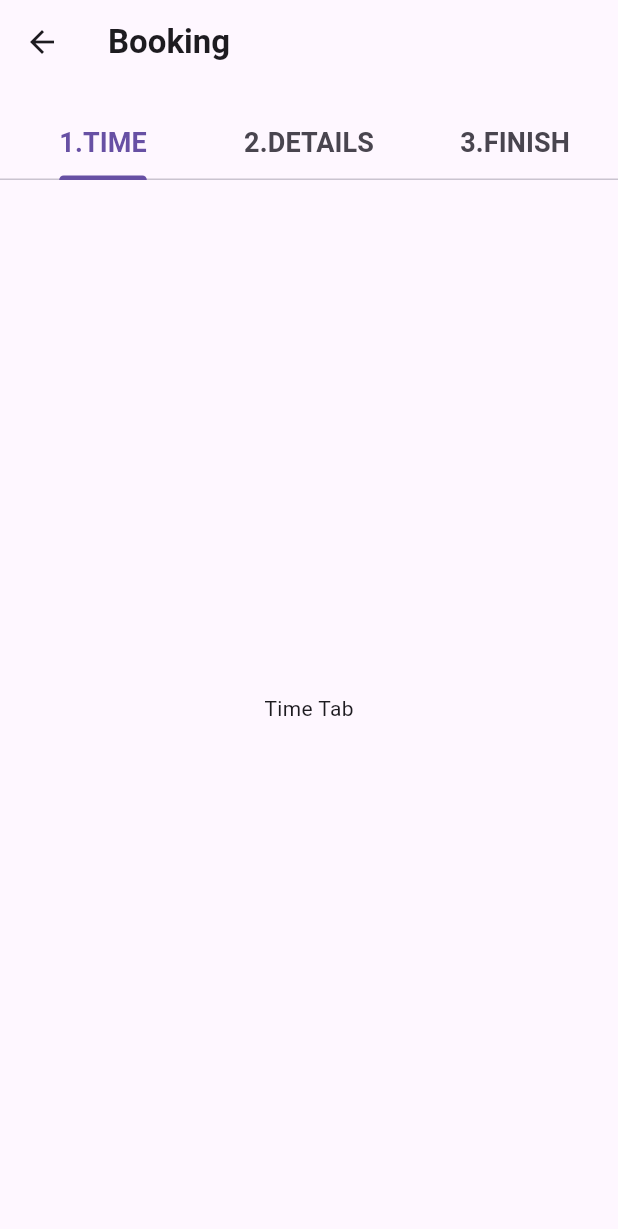
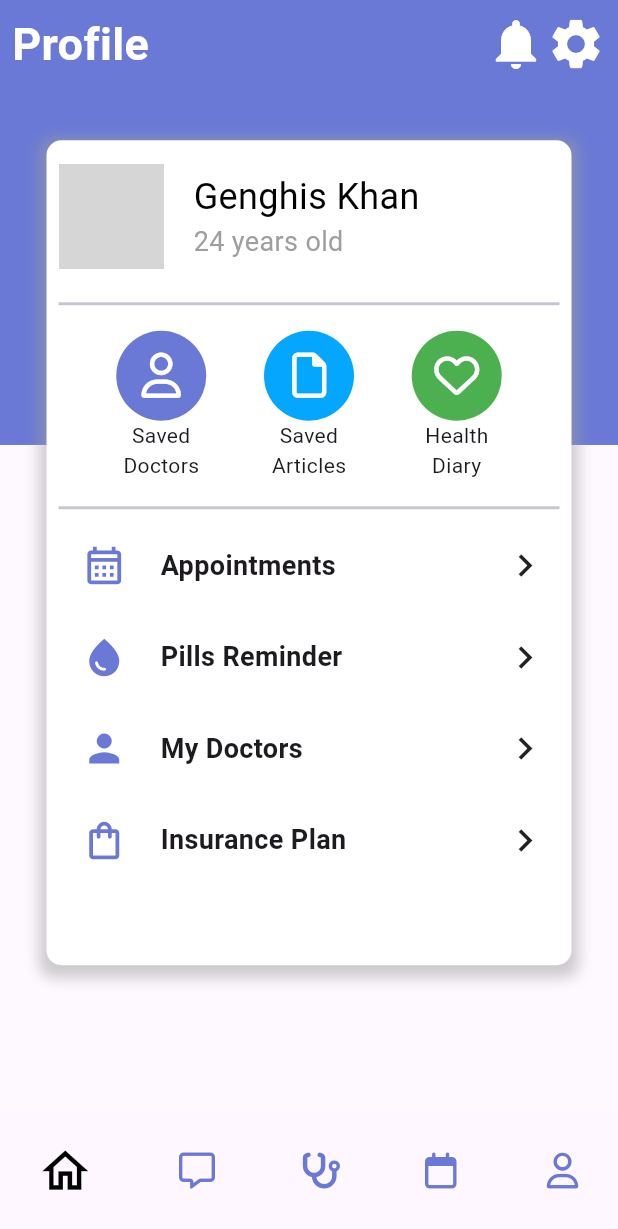
Before and after one commit to Kanishka714/my-digital-clinic-, a Flutter app: the screen it shows after launch, on a phone screen of 412 x 824 dp. Shown: the top 1229 px of the screen. Run offline on Flutter 3.47's test engine with Material 3 defaults, Android fonts, the light colour scheme and no system bars; drawn by our look-alikes of google_nav_bar; our stand-ins replace calendar_date_picker2, font_awesome_flutter; network calls fail; grey boxes are pictures that could not be loaded.

Commit message:
profile page

```diff
--- /dev/null
+++ b/lib/Content/profile.dart
@@ -0,0 +1,308 @@
+import 'package:digital_clinic_final/Reusables/bottom_navbar.dart';
+import 'package:flutter/material.dart';
+import 'package:font_awesome_flutter/font_awesome_flutter.dart';
+
+class Profile extends StatelessWidget {
+  const Profile({Key? key}) : super(key: key);
+
+  @override
+  Widget build(BuildContext context) {
+    final height = MediaQuery.of(context).size.height;
+    final width = MediaQuery.of(context).size.width;
+
+    // Available height after removing bottom navigation bar height
+    final availableHeight = height * 0.9;
+
+    return Scaffold(
+      body: Stack(
+        children: [
+          Column(
+            children: [
+              Container(
+                height: availableHeight * 0.4, // Adjusted height for top container
+                decoration: BoxDecoration(
+                  color: Color.fromRGBO(106, 121, 213, 1.0),
+                ),
+                child: SafeArea(
+                  child: Padding(
+                    padding: const EdgeInsets.all(8.0),
+                    child: Column(
+                      children: [
+                        Row(
+                          mainAxisAlignment: MainAxisAlignment.spaceBetween,
+                          children: [
+                            Text(
+                              "Profile",
+                              style: TextStyle(
+                                color: Colors.white,
+                                fontWeight: FontWeight.bold,
+                                fontSize: 30,
+                              ),
+                            ),
+                            Row(
+                              children: [
+                                Icon(
+                                  Icons.notifications,
+                                  size: 40,
+                                  color: Colors.white,
+                                ),
+                                Icon(
+                                  Icons.settings,
+                                  size: 40,
+                                  color: Colors.white,
+                                ),
+                              ],
+                            ),
+                          ],
+                        ),
+                      ],
+                    ),
+                  ),
+                ),
+              ),
+              Container(
+                height: availableHeight * 0.6, // Adjusted height for bottom container
+                decoration: BoxDecoration(
+                  color: Colors.white12,
+                ),
+              ),
+            ],
+          ),
+          Align(
+            alignment: Alignment.center, // Center the container
+            child: Container(
+              height: 550, // Adjusted height
+              width: 350,
+              decoration: BoxDecoration(
+                color: Colors.white,
+                borderRadius: BorderRadius.circular(10),
+                boxShadow: [
+                  BoxShadow(
+                    color: Colors.grey.withOpacity(0.5),
+                    spreadRadius: 5,
+                    blurRadius: 7,
+                    offset: Offset(0, 3), // changes position of shadow
+                  ),
+                ],
+              ),
+              child: Padding(
+                padding: const EdgeInsets.all(8.0),
+                child: Column(
+                  crossAxisAlignment: CrossAxisAlignment.center,
+                  children: [
+                    Padding(
+                      padding: const EdgeInsets.only(top: 8.0),
+                      child: Container(
+                        child: Row(
+                          children: [
+                            Container(
+                              height: 70,
+                              width: 70,
+                              decoration: BoxDecoration(
+                                shape: BoxShape.circle,
+                                image: DecorationImage(
+                                  fit: BoxFit.cover,
+                                  image: NetworkImage(
+                                    "https://cdn.britannica.com/95/159895-050-AB367B08/Detail-statue-Genghis-Khan-Mongolia-Ulaanbaatar.jpg",
+                                  ),
+                                ),
+                              ),
+                            ),
+                            SizedBox(width: 20,),
+                            Column(
+                              crossAxisAlignment: CrossAxisAlignment.start,
+                              children: [
+                                Text("Genghis Khan",style: TextStyle(color: Colors.black, fontSize: 24,),),
+                                Text("24 years old",style: TextStyle(color: Colors.grey, fontSize: 18,),),
+                              ],
+                            ),
+                          ],
+                        ),
+                      ),
+                    ),
+                    SizedBox(height: 15,),
+                    Divider(thickness: 2),
+
+                    SizedBox(height: 10,),
+                    Row(
+                      mainAxisAlignment: MainAxisAlignment.spaceEvenly,
+                      children: [
+                        //first row first container
+                        Column(
+                          children: [
+                            Container(
+                              height: 60,
+                              width: 60,
+                              decoration: BoxDecoration(
+                                borderRadius: BorderRadius.circular(50),
+                                color: Color.fromRGBO(106, 121, 213, 1.0),
+                              ),
+                              child: Column(
+                                mainAxisAlignment: MainAxisAlignment.center,
+                                children: [
+                                  FaIcon(FontAwesomeIcons.user, color: Colors.white, size: 30,),
+                                ],
+                              ),
+                            ),
+                            Text("Saved\nDoctors",textAlign: TextAlign.center,),
+                          ],
+                        ),
+
+                        //first row second container
+                        Column(
+                          children: [
+                            Container(
+                              height: 60,
+                              width: 60,
+                              decoration: BoxDecoration(
+                                color: Color.fromRGBO(5, 166, 254, 1.0),
+                                borderRadius: BorderRadius.circular(50),
+                              ),
+                              child: Column(
+                                mainAxisAlignment: MainAxisAlignment.center,
+                                children: [
+                                  FaIcon(FontAwesomeIcons.file, color: Colors.white, size: 30,),
+                                ],
+                              ),
+                            ),
+                            Text("Saved\nArticles",textAlign: TextAlign.center,),
+                          ],
+                        ),
+
+                        //first row third container
+                        Column(
+                          children: [
+                            Container(
+                              height: 60,
+                              width: 60,
+                              decoration: BoxDecoration(
+                                color: Colors.green,
+                                borderRadius: BorderRadius.circular(50),
+                              ),
+                              child: Column(
+                                mainAxisAlignment: MainAxisAlignment.center,
+                                children: [
+                                  FaIcon(FontAwesomeIcons.heart, color: Colors.white, size: 30,),
+                                ],
+                              ),
+                            ),
+                            Text("Health\nDiary",textAlign: TextAlign.center,),
+                          ],
+                        ),
+                      ],
+                    ),
+                    SizedBox(height: 10,),
+                    Divider(thickness: 2),
+
+                    //Rows
+                    Padding(
+                      padding: const EdgeInsets.all(8.0),
+                      child: Container(
+                        child:Row(
+                          mainAxisAlignment: MainAxisAlignment.spaceBetween,
+                          children: [
+                            Container(
+                              child: Row(
+                                children: [
+                                  Container(
+                                    height: 45,
+                                    width: 45,
+                                    child: Icon(Icons.calendar_month_outlined,size: 30,color: Color.fromRGBO(106, 121, 213, 1.0),),
+                                    color: Colors.white30,
+                                  ),
+                                  SizedBox(width: 15,),
+                                  Text("Appointments",style: TextStyle(fontSize: 18, fontWeight: FontWeight.bold),),
+                                ],
+                              ),
+                            ),
+                            Icon(Icons.navigate_next,size: 30,),
+                          ],
+                        ),
+                      ),
+                    ),
+                    Padding(
+                      padding: const EdgeInsets.all(8.0),
+                      child: Container(
+                        child:Row(
+                          mainAxisAlignment: MainAxisAlignment.spaceBetween,
+                          children: [
+                            Container(
+                              child: Row(
+                                children: [
+                                  Container(
+                                    height: 45,
+                                    width: 45,
+                                    child: Icon(Icons.water_drop,size: 30,color: Color.fromRGBO(106, 121, 213, 1.0),),
+                                    color: Colors.white30,
+                                  ),
+                                  SizedBox(width: 15,),
+                                  Text("Pills Reminder",style: TextStyle(fontSize: 18, fontWeight: FontWeight.bold),),
+                                ],
+                              ),
+                            ),
+                            Icon(Icons.navigate_next,size: 30,),
+                          ],
+                        ),
+                      ),
+                    ),
+                    Padding(
+                      padding: const EdgeInsets.all(8.0),
+                      child: Container(
+                        child:Row(
+                          mainAxisAlignment: MainAxisAlignment.spaceBetween,
+                          children: [
+                            Container(
+                              child: Row(
+                                children: [
+                                  Container(
+                                    height: 45,
+                                    width: 45,
+                                    child: Icon(Icons.person,size: 30,color: Color.fromRGBO(106, 121, 213, 1.0),),
+                                    color: Colors.white30,
+                                  ),
+                                  SizedBox(width: 15,),
+                                  Text("My Doctors",style: TextStyle(fontSize: 18, fontWeight: FontWeight.bold),),
+                                ],
+                              ),
+                            ),
+                            Icon(Icons.navigate_next,size: 30,),
+                          ],
+                        ),
+                      ),
+                    ),
+                    Padding(
+                      padding: const EdgeInsets.all(8.0),
+                      child: Container(
+                        child:Row(
+                          mainAxisAlignment: MainAxisAlignment.spaceBetween,
+                          children: [
+                            Container(
+                              child: Row(
+                                children: [
+                                  Container(
+                                    height: 45,
+                                    width: 45,
+                                    child: Icon(Icons.shopping_bag_outlined,size: 30,color: Color.fromRGBO(106, 121, 213, 1.0),),
+                                    color: Colors.white30,
+                                  ),
+                                  SizedBox(width: 15,),
+                                  Text("Insurance Plan",style: TextStyle(fontSize: 18, fontWeight: FontWeight.bold),),
+                                ],
+                              ),
+                            ),
+                            Icon(Icons.navigate_next,size: 30,),
+                          ],
+                        ),
+                      ),
+                    ),
+                  ],
+                ),
+              ),
+            ),
+          ),
+        ],
+      ),
+      bottomNavigationBar: BottomNavBar(),
+    );
+  }
+}
--- a/lib/main.dart
+++ b/lib/main.dart
@@ -1,5 +1,6 @@
 import 'package:digital_clinic_final/Content/booking.dart';
 import 'package:digital_clinic_final/Content/home_page.dart';
+import 'package:digital_clinic_final/Content/profile.dart';
 import 'package:digital_clinic_final/Content/related_articles.dart';
 import 'package:digital_clinic_final/Custom_Buttons/custom_buttom_2.dart';
 import 'package:digital_clinic_final/Custom_Buttons/custom_button_1.dart';
@@ -15,6 +16,7 @@ import 'package:digital_clinic_final/Login_and_Signup/reset_code.dart';
 import 'package:digital_clinic_final/Login_and_Signup/reset_password.dart';
 import 'package:digital_clinic_final/Login_and_Signup/signup_page.dart';
 import 'package:digital_clinic_final/Reusables/bottom_navbar.dart';
+import 'package:digital_clinic_final/Reusables/calender.dart';
 import 'package:flutter/material.dart';
 
 void main() {
@@ -28,7 +30,7 @@ class MyApp extends StatelessWidget {
   Widget build(BuildContext context) {
     return MaterialApp(
       debugShowCheckedModeBanner: false,
-      home: BookingPage(),
+      home: Profile(),
     );
   }
 }
--- a/pubspec.yaml
+++ b/pubspec.yaml
@@ -36,6 +36,8 @@ dependencies:
   cupertino_icons: ^1.0.6
   font_awesome_flutter: ^10.7.0
   google_nav_bar: ^5.0.6
+  calendar_date_picker2: ^1.0.3
+  date_picker_plus: ^4.0.0
 
 dev_dependencies:
   flutter_test:
```
Also changed, not shown: lib/Content/booking.dart (+10 -3 lines), lib/Reusables/calender.dart (added, +150 -0 lines), pubspec.lock.
